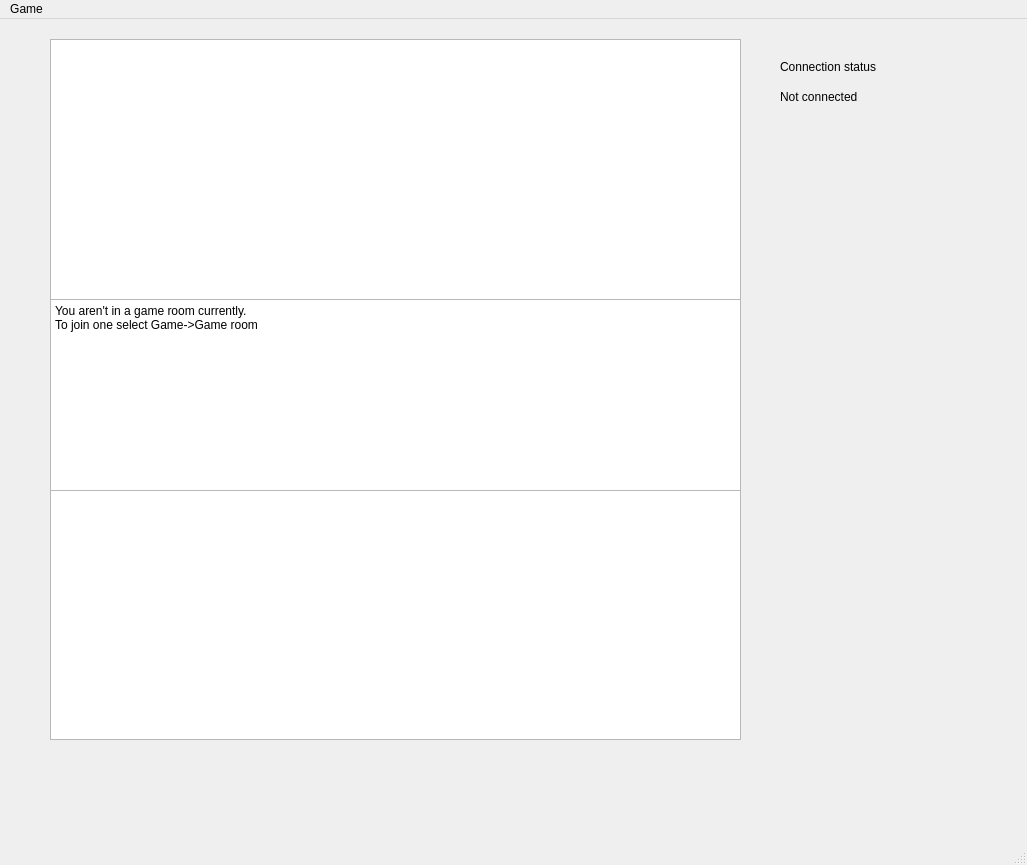
This is CheckersClient/mainwindow.ui in PiotrJTomaszewski/SK2_Projekt as Qt 5 draws it before an edit. The edited form follows.
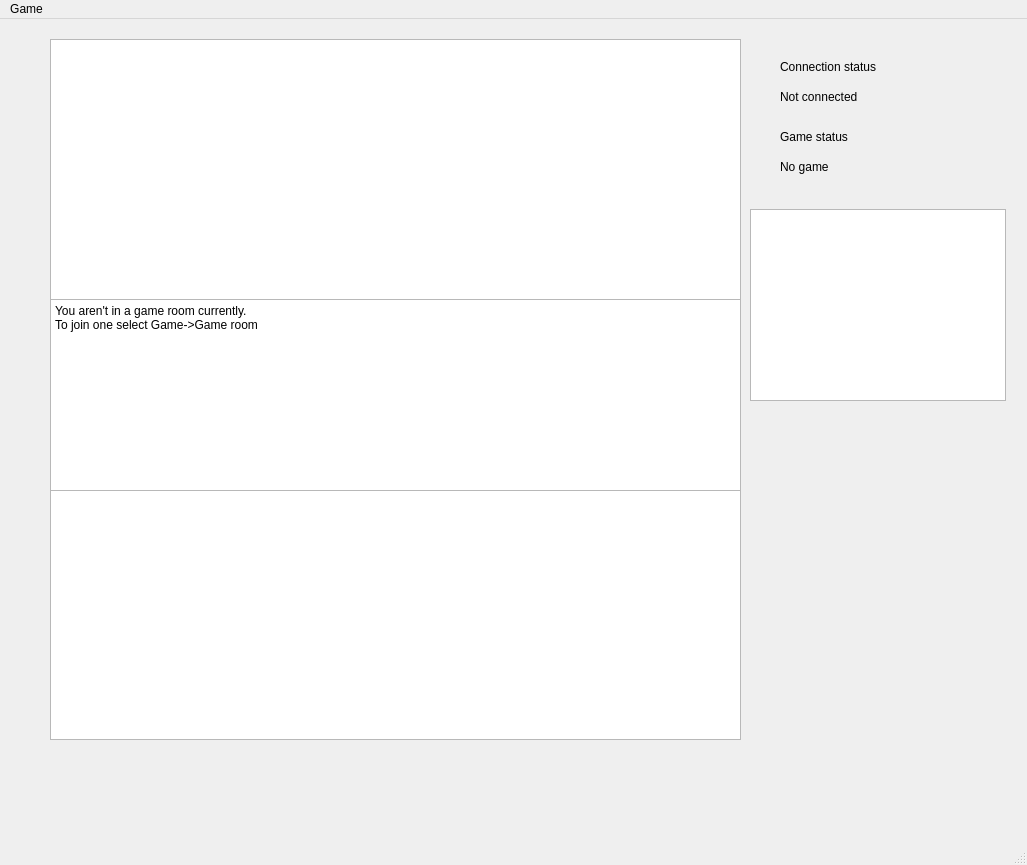
This is the edited form. Custom widgets are drawn as their Qt base class.

Patch:
```diff
--- a/CheckersClient/mainwindow.ui
+++ b/CheckersClient/mainwindow.ui
@@ -80,6 +80,42 @@
      <string>Not connected</string>
     </property>
    </widget>
+   <widget class="QLabel" name="label_2">
+    <property name="geometry">
+     <rect>
+      <x>780</x>
+      <y>110</y>
+      <width>101</width>
+      <height>16</height>
+     </rect>
+    </property>
+    <property name="text">
+     <string>Game status</string>
+    </property>
+   </widget>
+   <widget class="QLabel" name="gameStatus">
+    <property name="geometry">
+     <rect>
+      <x>780</x>
+      <y>140</y>
+      <width>161</width>
+      <height>16</height>
+     </rect>
+    </property>
+    <property name="text">
+     <string>No game</string>
+    </property>
+   </widget>
+   <widget class="QTextBrowser" name="errorMessage">
+    <property name="geometry">
+     <rect>
+      <x>750</x>
+      <y>190</y>
+      <width>256</width>
+      <height>192</height>
+     </rect>
+    </property>
+   </widget>
   </widget>
   <widget class="QMenuBar" name="menuBar">
    <property name="geometry">
```
Left out of the diff: 4 changed lines with no effect on the pictures.
